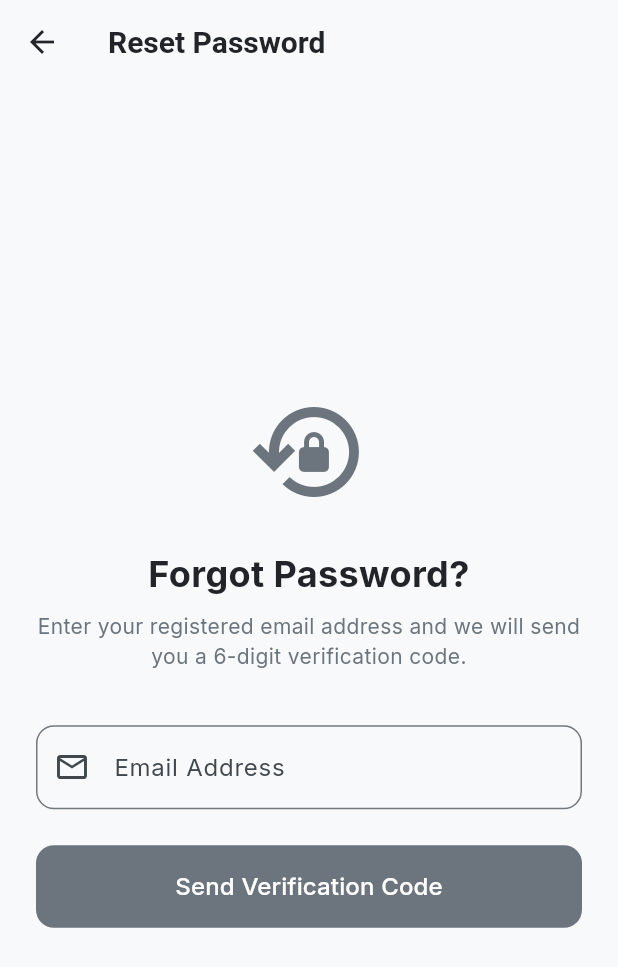
After one commit to DamaMichaelYohanna/sparkles, a Flutter app: the screen it shows after launch, after a tap on "Forgot Password?", on a phone screen of 412 x 824 dp. The commit adds this screen. Shown: the top 967 px of the screen. Run offline on Flutter 3.47's test engine with Material 3 defaults, Android fonts, the phone set to English and light mode, and no system bars; our stand-ins replace connectivity_plus, dio, fl_chart, flutter_riverpod, google_fonts, lucide_icons and 4 more; accounts and stored records are empty; network calls fail.

Commit message:
Implement airtight email OTP password reset flow: request/confirm API endpoints with atomic database locking, Resend code dispatching, and in-app verification screens

```diff
--- a/laundry_mobile/lib/core/network/api_service.dart
+++ b/laundry_mobile/lib/core/network/api_service.dart
@@ -211,4 +211,36 @@ class ApiService {
       throw Exception('Failed to register: $e');
     }
   }
+
+  Future<Map<String, dynamic>> requestPasswordReset(String email) async {
+    try {
+      final response = await _dio.post('password-reset/request/', data: {
+        'email': email,
+      });
+      return response.data as Map<String, dynamic>;
+    } catch (e) {
+      if (e is DioException && e.response != null) {
+        final error = e.response?.data?['error'] ?? e.response?.data?.toString();
+        if (error != null) throw Exception(error);
+      }
+      throw Exception('Failed to request password reset: $e');
+    }
+  }
+
+  Future<Map<String, dynamic>> confirmPasswordReset(String email, String otp, String password) async {
+    try {
+      final response = await _dio.post('password-reset/confirm/', data: {
+        'email': email,
+        'otp': otp,
+        'password': password,
+      });
+      return response.data as Map<String, dynamic>;
+    } catch (e) {
+      if (e is DioException && e.response != null) {
+        final error = e.response?.data?['error'] ?? e.response?.data?.toString();
+        if (error != null) throw Exception(error);
+      }
+      throw Exception('Failed to confirm password reset: $e');
+    }
+  }
 }
--- a/laundry_mobile/lib/features/auth/auth_screen.dart
+++ b/laundry_mobile/lib/features/auth/auth_screen.dart
@@ -4,6 +4,7 @@ import '../../core/theme.dart';
 import '../../core/providers.dart';
 import '../shell/shell_screen.dart';
 import 'register_screen.dart';
+import 'reset_password_screen.dart';
 
 class AuthScreen extends ConsumerStatefulWidget {
   const AuthScreen({Key? key}) : super(key: key);
@@ -130,6 +131,24 @@ class _AuthScreenState extends ConsumerState<AuthScreen> {
                     : () {
                         Navigator.push(
                           context,
+                          MaterialPageRoute(builder: (_) => const ResetPasswordScreen()),
+                        );
+                      },
+                child: const Text(
+                  "Forgot Password?",
+                  style: TextStyle(
+                    color: AppTheme.textSecondary,
+                    fontWeight: FontWeight.w600,
+                  ),
+                ),
+              ),
+              const SizedBox(height: 8),
+              TextButton(
+                onPressed: _isLoading
+                    ? null
+                    : () {
+                        Navigator.push(
+                          context,
                           MaterialPageRoute(builder: (_) => const RegisterScreen()),
                         );
                       },
--- /dev/null
+++ b/laundry_mobile/lib/features/auth/reset_password_screen.dart
@@ -0,0 +1,277 @@
+import 'package:flutter/material.dart';
+import 'package:flutter_riverpod/flutter_riverpod.dart';
+import '../../core/theme.dart';
+import '../../core/providers.dart';
+
+class ResetPasswordScreen extends ConsumerStatefulWidget {
+  const ResetPasswordScreen({Key? key}) : super(key: key);
+
+  @override
+  ConsumerState<ResetPasswordScreen> createState() => _ResetPasswordScreenState();
+}
+
+class _ResetPasswordScreenState extends ConsumerState<ResetPasswordScreen> {
+  final _emailController = TextEditingController();
+  final _otpController = TextEditingController();
+  final _passwordController = TextEditingController();
+  final _confirmPasswordController = TextEditingController();
+
+  int _currentStep = 1; // 1: Enter email, 2: Enter OTP & new password
+  bool _isLoading = false;
+  bool _obscurePassword = true;
+
+  void _requestOTP() async {
+    final email = _emailController.text.trim();
+    if (email.isEmpty) {
+      ScaffoldMessenger.of(context).showSnackBar(
+        const SnackBar(content: Text('Please enter your email address.')),
+      );
+      return;
+    }
+
+    setState(() => _isLoading = true);
+    try {
+      final api = ref.read(apiServiceProvider);
+      await api.requestPasswordReset(email);
+      setState(() {
+        _isLoading = false;
+        _currentStep = 2;
+      });
+      if (mounted) {
+        ScaffoldMessenger.of(context).showSnackBar(
+          const SnackBar(content: Text('Verification code sent to your email.')),
+        );
+      }
+    } catch (e) {
+      setState(() => _isLoading = false);
+      if (mounted) {
+        ScaffoldMessenger.of(context).showSnackBar(
+          SnackBar(content: Text(e.toString().replaceAll('Exception: ', ''))),
+        );
+      }
+    }
+  }
+
+  void _resetPassword() async {
+    final email = _emailController.text.trim();
+    final otp = _otpController.text.trim();
+    final password = _passwordController.text;
+    final confirmPassword = _confirmPasswordController.text;
+
+    if (otp.length != 6) {
+      ScaffoldMessenger.of(context).showSnackBar(
+        const SnackBar(content: Text('Please enter a valid 6-digit verification code.')),
+      );
+      return;
+    }
+
+    if (password.isEmpty || confirmPassword.isEmpty) {
+      ScaffoldMessenger.of(context).showSnackBar(
+        const SnackBar(content: Text('Please enter both password fields.')),
+      );
+      return;
+    }
+
+    if (password != confirmPassword) {
+      ScaffoldMessenger.of(context).showSnackBar(
+        const SnackBar(content: Text('Passwords do not match.')),
+      );
+      return;
+    }
+
+    if (password.length < 6) {
+      ScaffoldMessenger.of(context).showSnackBar(
+        const SnackBar(content: Text('Password must be at least 6 characters long.')),
+      );
+      return;
+    }
+
+    setState(() => _isLoading = true);
+    try {
+      final api = ref.read(apiServiceProvider);
+      await api.confirmPasswordReset(email, otp, password);
+      setState(() => _isLoading = false);
+
+      if (mounted) {
+        ScaffoldMessenger.of(context).showSnackBar(
+          const SnackBar(content: Text('Password reset successfully. Please sign in.')),
+        );
+        Navigator.of(context).pop(); // Go back to login
+      }
+    } catch (e) {
+      setState(() => _isLoading = false);
+      if (mounted) {
+        ScaffoldMessenger.of(context).showSnackBar(
+          SnackBar(content: Text(e.toString().replaceAll('Exception: ', ''))),
+        );
+      }
+    }
+  }
+
+  @override
+  Widget build(BuildContext context) {
+    return Scaffold(
+      backgroundColor: AppTheme.background,
+      appBar: AppBar(
+        backgroundColor: Colors.transparent,
+        elevation: 0,
+        leading: IconButton(
+          icon: const Icon(Icons.arrow_back, color: AppTheme.textPrimary),
+          onPressed: () => Navigator.of(context).pop(),
+        ),
+        title: const Text(
+          'Reset Password',
+          style: TextStyle(color: AppTheme.textPrimary, fontWeight: FontWeight.bold),
+        ),
+      ),
+      body: Center(
+        child: SingleChildScrollView(
+          padding: const EdgeInsets.all(24.0),
+          child: Column(
+            crossAxisAlignment: CrossAxisAlignment.stretch,
+            children: [
+              Icon(
+                _currentStep == 1 ? Icons.lock_reset_outlined : Icons.mark_email_read_outlined,
+                size: 80,
+                color: AppTheme.primaryColor,
+              ),
+              const SizedBox(height: 24),
+              Text(
+                _currentStep == 1 ? 'Forgot Password?' : 'Verify Email Code',
+                textAlign: TextAlign.center,
+                style: const TextStyle(
+                  fontSize: 24,
+                  fontWeight: FontWeight.bold,
+                  color: AppTheme.textPrimary,
+                ),
+              ),
+              const SizedBox(height: 8),
+              Text(
+                _currentStep == 1
+                    ? 'Enter your registered email address and we will send you a 6-digit verification code.'
+                    : 'We have sent a 6-digit OTP code to ${_emailController.text}. Enter the code and your new password below.',
+                textAlign: TextAlign.center,
+                style: const TextStyle(
+                  fontSize: 14,
+                  color: AppTheme.textSecondary,
+                ),
+              ),
+              const SizedBox(height: 36),
+              if (_currentStep == 1) ...[
+                TextFormField(
+                  controller: _emailController,
+                  keyboardType: TextInputType.emailAddress,
+                  decoration: InputDecoration(
+                    labelText: 'Email Address',
+                    prefixIcon: const Icon(Icons.email_outlined),
+                    border: OutlineInputBorder(
+                      borderRadius: BorderRadius.circular(12),
+                    ),
+                  ),
+                ),
+                const SizedBox(height: 24),
+                ElevatedButton(
+                  onPressed: _isLoading ? null : _requestOTP,
+                  style: ElevatedButton.styleFrom(
+                    padding: const EdgeInsets.symmetric(vertical: 16),
+                    shape: RoundedRectangleBorder(
+                      borderRadius: BorderRadius.circular(12),
+                    ),
+                  ),
+                  child: _isLoading
+                      ? const CircularProgressIndicator(color: Colors.white)
+                      : const Text('Send Verification Code', style: TextStyle(fontSize: 16)),
+                ),
+              ] else ...[
+                TextFormField(
+                  controller: _otpController,
+                  keyboardType: TextInputType.number,
+                  maxLength: 6,
+                  textAlign: TextAlign.center,
+                  style: const TextStyle(
+                    fontSize: 20,
+                    fontWeight: FontWeight.bold,
+                    letterSpacing: 8,
+                  ),
+                  decoration: InputDecoration(
+                    labelText: '6-Digit Verification Code',
+                    counterText: '',
+                    border: OutlineInputBorder(
+                      borderRadius: BorderRadius.circular(12),
+                    ),
+                  ),
+                ),
+                const SizedBox(height: 16),
+                TextFormField(
+                  controller: _passwordController,
+                  obscureText: _obscurePassword,
+                  decoration: InputDecoration(
+                    labelText: 'New Password',
+                    prefixIcon: const Icon(Icons.lock_outline),
+                    suffixIcon: IconButton(
+                      icon: Icon(
+                        _obscurePassword ? Icons.visibility_off_outlined : Icons.visibility_outlined,
+                        color: AppTheme.textSecondary,
+                      ),
+                      onPressed: () {
+                        setState(() {
+                          _obscurePassword = !_obscurePassword;
+                        });
+                      },
+                    ),
+                    border: OutlineInputBorder(
+                      borderRadius: BorderRadius.circular(12),
+                    ),
+                  ),
+                ),
+                const SizedBox(height: 16),
+                TextFormField(
+                  controller: _confirmPasswordController,
+                  obscureText: _obscurePassword,
+                  decoration: InputDecoration(
+                    labelText: 'Confirm New Password',
+                    prefixIcon: const Icon(Icons.lock_outline),
+                    border: OutlineInputBorder(
+                      borderRadius: BorderRadius.circular(12),
+                    ),
+                  ),
+                ),
+                const SizedBox(height: 24),
+                ElevatedButton(
+                  onPressed: _isLoading ? null : _resetPassword,
+                  style: ElevatedButton.styleFrom(
+                    padding: const EdgeInsets.symmetric(vertical: 16),
+                    shape: RoundedRectangleBorder(
+                      borderRadius: BorderRadius.circular(12),
+                    ),
+                  ),
+                  child: _isLoading
+                      ? const CircularProgressIndicator(color: Colors.white)
+                      : const Text('Reset Password', style: TextStyle(fontSize: 16)),
+                ),
+                const SizedBox(height: 16),
+                TextButton(
+                  onPressed: _isLoading
+                      ? null
+                      : () {
+                          setState(() {
+                            _currentStep = 1;
+                            _otpController.clear();
+                          });
+                        },
+                  child: const Text(
+                    "Change Email / Resend Code",
+                    style: TextStyle(
+                      color: AppTheme.primaryColor,
+                      fontWeight: FontWeight.bold,
+                    ),
+                  ),
+                ),
+              ],
+            ],
+          ),
+        ),
+      ),
+    );
+  }
+}
```
Also changed, not shown: 5 other files.
